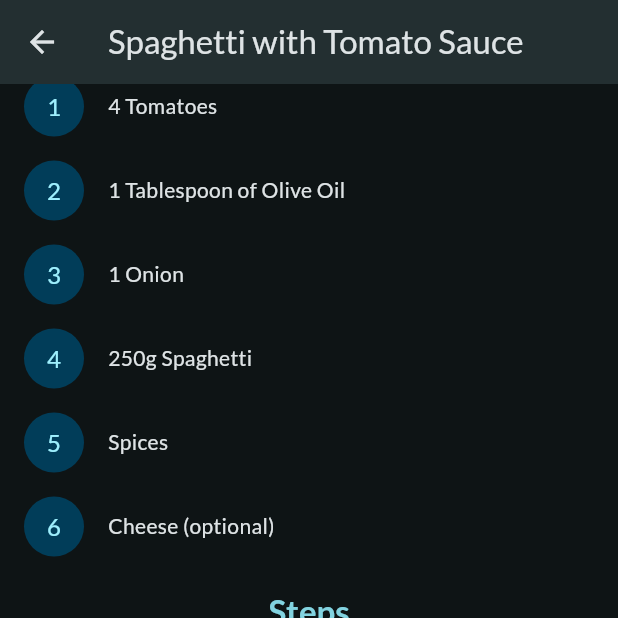
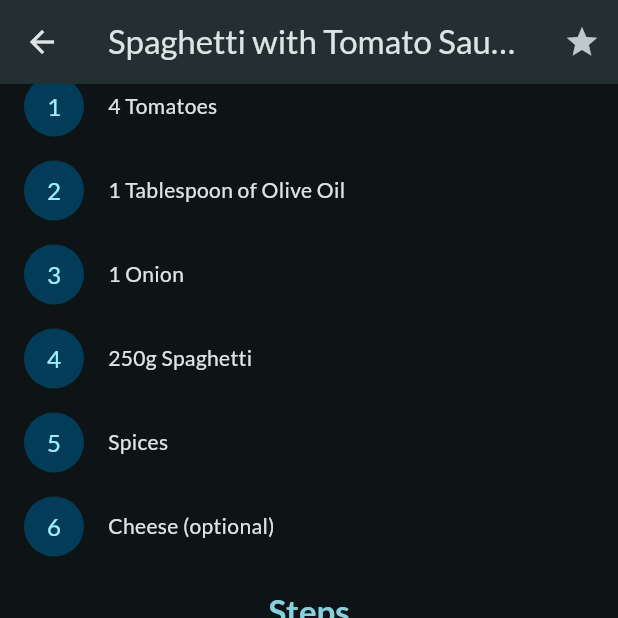
Before and after one commit to DereckAn/FlutterProjects, a Flutter app: the MealsDetailsScreen screen opened directly with sample values from the repository, scrolled down 266 dp, on a phone screen of 412 x 824 dp, the top half of it. Run offline on Flutter 3.47's test engine with Material 2 defaults, Android fonts, the phone set to English and light mode, and no system bars; our stand-ins replace google_fonts, transparent_image; network calls fail.

Commit message:
feature: adding favorite button

```diff
--- a/meal_app/lib/screens/meals.dart
+++ b/meal_app/lib/screens/meals.dart
@@ -13,7 +13,8 @@ class MealsPage extends StatelessWidget {
     Widget content = ListView.builder(
         itemCount: meals.length,
         itemBuilder: (context, index) {
-          return MealItem(meal: meals[index]);
+          print(meals[index].categories);
+          return MealItem(meal: meals[index], onToggleFavorite: (meal) {});
         });
 
     if (meals.isEmpty) {
--- a/meal_app/lib/screens/meals_details.dart
+++ b/meal_app/lib/screens/meals_details.dart
@@ -3,13 +3,22 @@ import 'package:meal_app/models/meal.dart';
 import 'package:transparent_image/transparent_image.dart';
 
 class MealsDetailsScreen extends StatelessWidget {
-  const MealsDetailsScreen({super.key, required this.meal});
+  const MealsDetailsScreen({super.key, required this.meal, required this.onToggleFavorite});
   final Meal meal;
+  final void Function(Meal meal) onToggleFavorite;
 
   @override
   Widget build(BuildContext context) {
     return Scaffold(
         appBar: AppBar(
+          actions: [
+            IconButton(
+              onPressed: () {
+                onToggleFavorite(meal);
+              },
+              icon: const Icon(Icons.star),
+            ),
+          ],
           title: Text(meal.title),
         ),
         body: SingleChildScrollView(
--- a/meal_app/lib/widgets/meal_item.dart
+++ b/meal_app/lib/widgets/meal_item.dart
@@ -5,8 +5,9 @@ import 'package:meal_app/widgets/meal_item_trail.dart';
 import 'package:transparent_image/transparent_image.dart';
 
 class MealItem extends StatelessWidget {
-  const MealItem({super.key, required this.meal});
+  const MealItem({super.key, required this.meal, required this.onToggleFavorite});
   final Meal meal;
+  final Function(Meal meal) onToggleFavorite;
 
   String get complexityText {
     return meal.complexity.name[0].toUpperCase() +
@@ -26,7 +27,7 @@ class MealItem extends StatelessWidget {
         clipBehavior: Clip.hardEdge,
         child: InkWell(
           onTap: () {
-            Navigator.of(context).push(MaterialPageRoute(builder: (ctx) => MealsDetailsScreen(meal: meal),),);
+            Navigator.of(context).push(MaterialPageRoute(builder: (ctx) => MealsDetailsScreen(meal: meal, onToggleFavorite: onToggleFavorite ,),),);
           },
           child: Stack(
             children: [
```
Also changed, not shown: meal_app/lib/screens/tabs.dart (+14 -3 lines).
